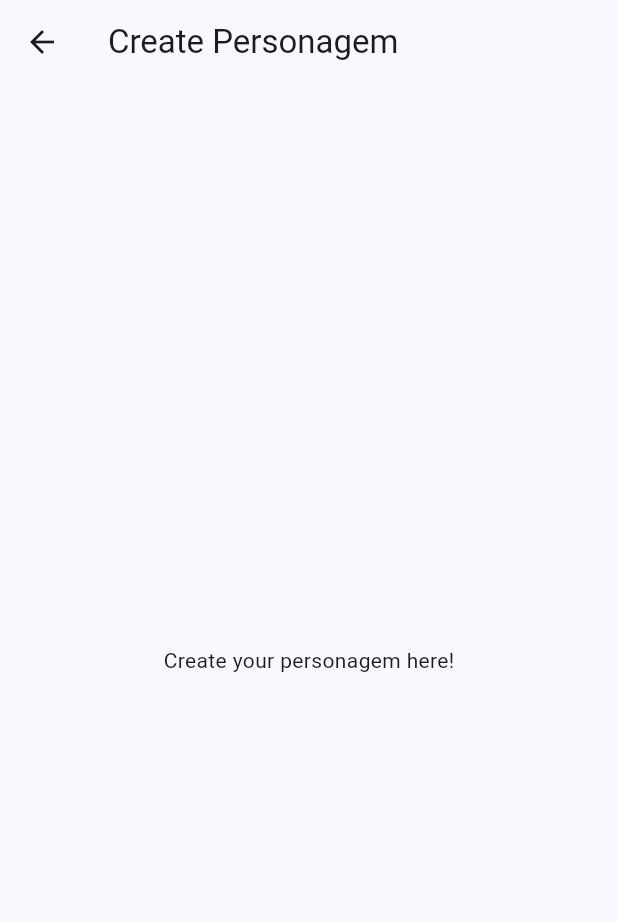
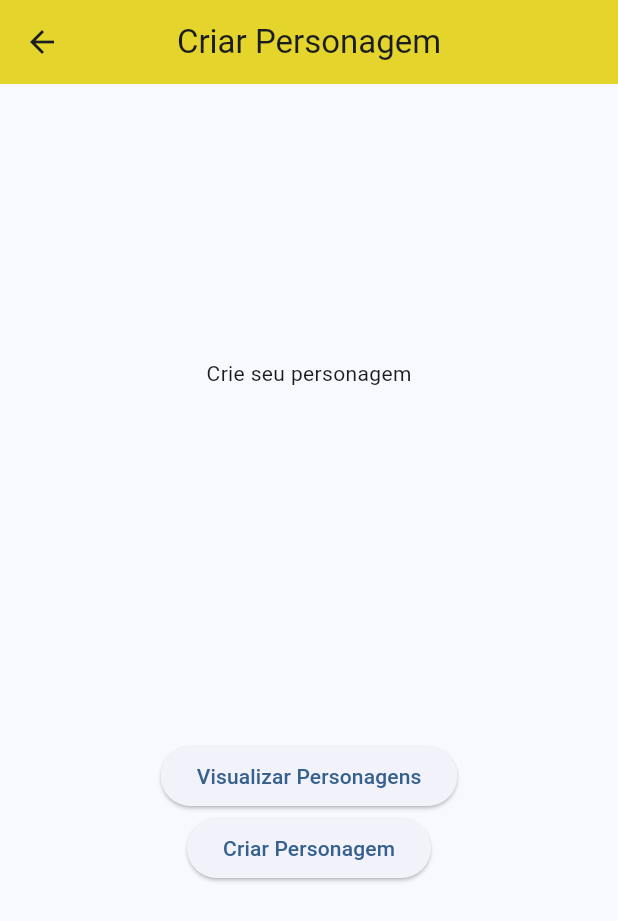
Before and after one commit to willyantomaz/lolMobile, a Flutter app: the CreatePersonagem screen opened directly, on a phone screen of 412 x 824 dp. Shown: the top 921 px of the screen. Run offline on Flutter 3.47's test engine with Material 3 defaults, Android fonts, the phone set to English and light mode, and no system bars.

Commit message:
lista personagem ok

```diff
--- /dev/null
+++ b/mobile/lib/domain/personagemClass.dart
@@ -0,0 +1,39 @@
+class Personagem {
+  final String id;
+  final String nome;
+  final String title;
+  final String tags;
+  final String icon;
+  final String description;
+
+  Personagem({
+    required this.id,
+    required this.nome,
+    required this.title,
+    required this.tags,
+    required this.icon,
+    required this.description,
+  });
+
+  factory Personagem.fromJson(Map<String, dynamic> json) {
+    return Personagem(
+      id: json['id'] as String,
+      nome: json['nome'] as String,
+      title: json['title'] as String,
+      tags: json['tags'] as String,
+      icon: json['icon'] as String,
+      description: json['description'] as String,
+    );
+  }
+
+  Map<String, dynamic> toJson() {
+    return {
+      'id': id,
+      'nome': nome,
+      'title': title,
+      'tags': tags,
+      'icon': icon,
+      'description': description
+    };
+  }
+}
--- a/mobile/lib/personagemClass.dart
+++ /dev/null
@@ -1,27 +0,0 @@
-class Personagem {
-  final int id;
-  final String name;
-  final String local;
-
-  Personagem({
-    required this.id,
-    required this.name,
-    required this.local,
-  });
-
-  factory Personagem.fromJson(Map<String, dynamic> json) {
-    return Personagem(
-      id: json['id'],
-      name: json['name'],
-      local: json['local'],
-    );
-  }
-
-  Map<String, dynamic> toJson() {
-    return {
-      'id': id,
-      'name': name,
-      'local': local,
-    };
-  }
-}
--- a/mobile/lib/screen/createPersonagem.dart
+++ b/mobile/lib/screen/createPersonagem.dart
@@ -1,19 +1,64 @@
 import 'package:flutter/material.dart';
+import 'package:mobile/screen/personagens.dart';
 
 class CreatePersonagem extends StatefulWidget {
+  const CreatePersonagem({super.key});
+
   @override
-  _CreatePersonagemState createState() => _CreatePersonagemState();
+  State<CreatePersonagem> createState() => _CreatepersonagemState();
 }
 
-class _CreatePersonagemState extends State<CreatePersonagem> {
+class _CreatepersonagemState extends State<CreatePersonagem> {
   @override
   Widget build(BuildContext context) {
     return Scaffold(
       appBar: AppBar(
-        title: Text('Create Personagem'),
+        title: const Text('Criar Personagem'),
+        centerTitle: true,
+        backgroundColor: Theme.of(context).colorScheme.secondary,
       ),
       body: Center(
-        child: Text('Create your personagem here!'),
+        child: Column(
+          mainAxisAlignment: MainAxisAlignment.spaceEvenly,
+          children: [
+            const Text(
+              'Crie seu personagem',
+            ),
+            Center(
+              child: Container(
+                width: 200,
+                height: 200,
+                decoration: const BoxDecoration(
+                  borderRadius: BorderRadius.all(Radius.circular(100)),
+                ),
+                child: Column(
+                  mainAxisAlignment: MainAxisAlignment.center,
+                  children: [
+                    ElevatedButton(
+                      onPressed: () {
+                        Navigator.pushReplacement(
+                            context,
+                            MaterialPageRoute(
+                                builder: (context) => const Personagens()));
+                      },
+                      child: const Text("Visualizar Personagens"),
+                    ),
+                    ElevatedButton(
+                      onPressed: () {
+                        Navigator.pushReplacement(
+                            context,
+                            MaterialPageRoute(
+                                builder: (context) =>
+                                    const CreatePersonagem()));
+                      },
+                      child: const Text("Criar Personagem"),
+                    )
+                  ],
+                ),
+              ),
+            ),
+          ],
+        ),
       ),
     );
   }
--- a/mobile/lib/screen/personagens.dart
+++ b/mobile/lib/screen/personagens.dart
@@ -1,6 +1,6 @@
 import 'package:flutter/material.dart';
-import 'package:mobile/personagemClass.dart';
-import 'package:mobile/reqPersonagem.dart';
+import 'package:mobile/domain/personagemClass.dart';
+import 'package:mobile/service/reqPersonagem.dart';
 import 'package:http/http.dart' as http;
 
 class Personagens extends StatefulWidget {
@@ -11,7 +11,7 @@ class Personagens extends StatefulWidget {
 }
 
 class _PersonagensState extends State<Personagens> {
-  Personagem? personagem;
+  List<Personagem>? personagem;
 
   @override
   void initState() {
@@ -21,7 +21,7 @@ class _PersonagensState extends State<Personagens> {
 
   pegarPersonagem() async {
     final personagem =
-        await Reqpersonagem(client: http.Client()).fetchPersonagem(1);
+        await Reqpersonagem(client: http.Client()).fetchTodosPersonagens();
     setState(() {
       this.personagem = personagem;
     });
@@ -33,17 +33,29 @@ class _PersonagensState extends State<Personagens> {
       appBar: AppBar(
         title: const Text('Personagens'),
       ),
-      body: Center(
-        child: Column(
-          mainAxisAlignment: MainAxisAlignment.center,
-          children: <Widget>[
-            if (personagem != null) ...[
-              Text(personagem!.name),
-              Text(personagem!.local),
-            ],
-          ],
-        ),
-      ),
+      body: personagem == null
+          ? const Center(child: CircularProgressIndicator())
+          : ListView.builder(
+              itemCount: personagem!.length,
+              itemBuilder: (context, index) {
+                return Card(
+                  child: ExpansionTile(
+                    leading: Image.network(personagem![index].icon),
+                    title: Text(personagem![index].nome),
+                    subtitle: Text(personagem![index].title),
+                    children: [
+                      Padding(
+                        padding: const EdgeInsets.all(16.0),
+                        child: Text(
+                          personagem![index].description,
+                          style: TextStyle(fontSize: 16),
+                        ),
+                      ),
+                    ],
+                  ),
+                );
+              },
+            ),
     );
   }
 }
--- a/mobile/lib/reqPersonagem.dart
+++ b/mobile/lib/service/reqPersonagem.dart
@@ -1,13 +1,28 @@
 import 'dart:math';
 
 import 'package:http/http.dart' as http;
-import 'package:mobile/personagemClass.dart';
+import 'package:mobile/domain/personagemClass.dart';
 import 'dart:convert';
 
 class Reqpersonagem {
   final http.Client client;
 
   Reqpersonagem({required this.client});
+
+  Future<List<Personagem>> fetchTodosPersonagens() async {
+    final response =
+        await client.get(Uri.parse('http://localhost:3000/personagens'));
+
+    if (response.statusCode == 200) {
+      List<dynamic> personagensJson = json.decode(response.body);
+      List<Personagem> personagens = personagensJson
+          .map((personagem) => Personagem.fromJson(personagem))
+          .toList();
+      return personagens;
+    } else {
+      throw Exception('Failed to load personagens');
+    }
+  }
 
   Future<Personagem> fetchPersonagem(int id) async {
     final response =
@@ -27,8 +42,8 @@ class Reqpersonagem {
         'Content-Type': 'application/json; charset=UTF-8',
       },
       body: jsonEncode(<String, String>{
-        'name': personagem.name,
-        'local': personagem.local,
+        'name': personagem.nome,
+        'title': personagem.title,
       }),
     );
 
```
Also changed, not shown: mobile/lib/screen/home.dart (+7 -5 lines), 3 other files.
